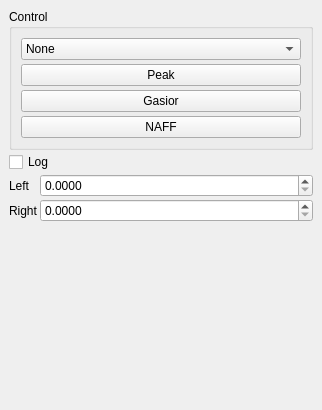
Snake9889/FreqMeasure, file ControlWidget.ui: the form before one commit.
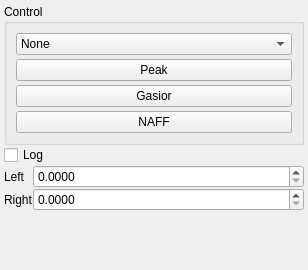
The form after the commit.

Patch:
```diff
--- a/ControlWidget.ui
+++ b/ControlWidget.ui
@@ -6,33 +6,42 @@
    <rect>
     <x>0</x>
     <y>0</y>
-    <width>322</width>
-    <height>410</height>
+    <width>308</width>
+    <height>270</height>
    </rect>
   </property>
+  <property name="sizePolicy">
+   <sizepolicy hsizetype="MinimumExpanding" vsizetype="MinimumExpanding">
+    <horstretch>0</horstretch>
+    <verstretch>0</verstretch>
+   </sizepolicy>
+  </property>
   <property name="windowTitle">
    <string>Form</string>
   </property>
-  <layout class="QVBoxLayout" name="verticalLayout_3">
+  <layout class="QVBoxLayout" name="verticalLayout_3" stretch="0">
    <property name="spacing">
-    <number>4</number>
+    <number>2</number>
    </property>
    <property name="leftMargin">
-    <number>9</number>
+    <number>4</number>
    </property>
    <property name="topMargin">
-    <number>9</number>
+    <number>4</number>
    </property>
    <property name="rightMargin">
-    <number>9</number>
+    <number>4</number>
    </property>
    <property name="bottomMargin">
-    <number>9</number>
+    <number>4</number>
    </property>
    <item>
     <layout class="QVBoxLayout" name="verticalLayout_2">
      <property name="spacing">
-      <number>2</number>
+      <number>0</number>
+     </property>
+     <property name="sizeConstraint">
+      <enum>QLayout::SetDefaultConstraint</enum>
      </property>
      <item>
       <widget class="QGroupBox" name="groupBox">
@@ -175,10 +184,13 @@
        <property name="orientation">
         <enum>Qt::Vertical</enum>
        </property>
+       <property name="sizeType">
+        <enum>QSizePolicy::Minimum</enum>
+       </property>
        <property name="sizeHint" stdset="0">
         <size>
          <width>20</width>
-         <height>59</height>
+         <height>6</height>
         </size>
        </property>
       </spacer>
```
